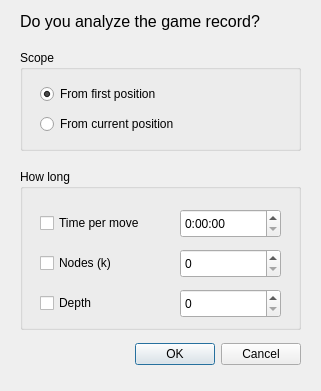
Above: forms/analysisdialog.ui from shogimaru/shogimaru before the change. Below: the same form after it.
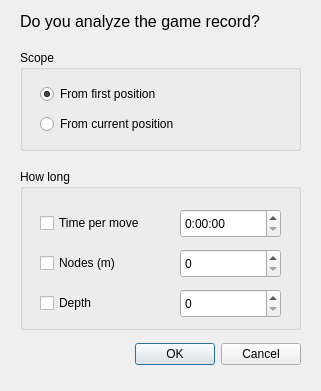
That is the form after the change.

Patch:
```diff
--- a/forms/analysisdialog.ui
+++ b/forms/analysisdialog.ui
@@ -106,7 +106,7 @@
      </rect>
     </property>
     <property name="text">
-     <string>Nodes (k)</string>
+     <string>Nodes (m)</string>
     </property>
    </widget>
    <widget class="QCheckBox" name="depthCheckBox">
```
